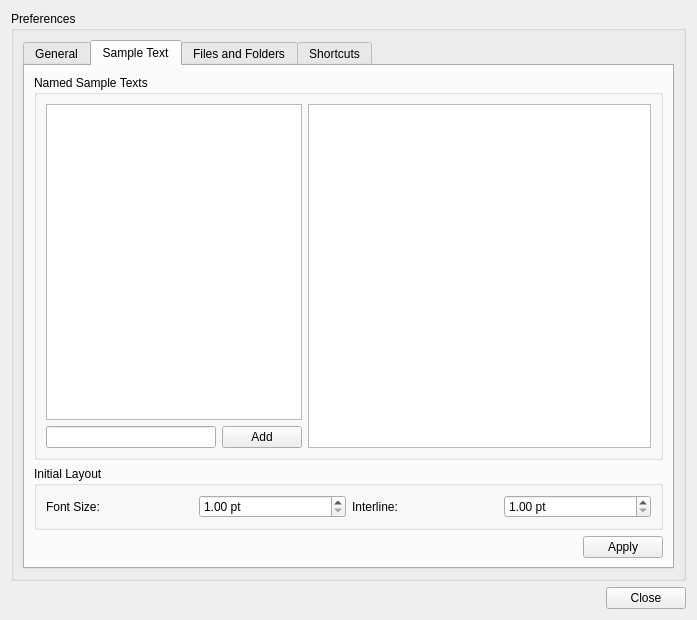
First picture: the form in src/prefs_panel.ui, repository fontmatrix/fontmatrix, before the edit.
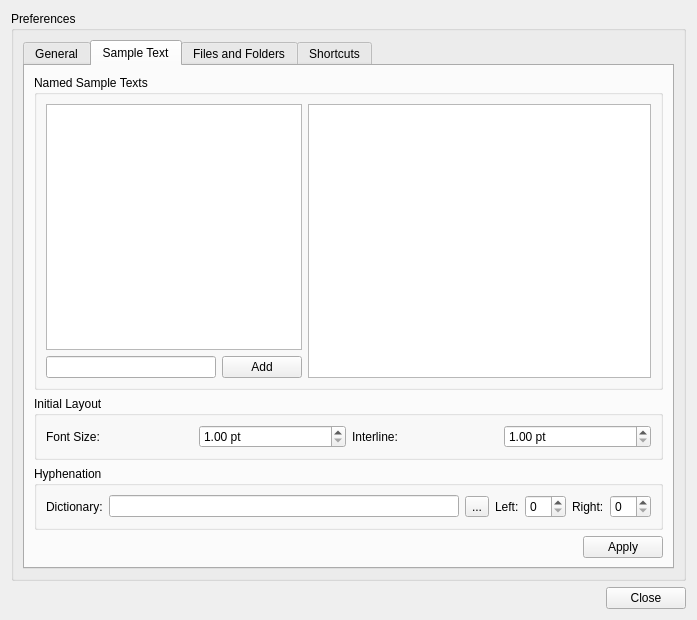
Second picture: the form after the edit. The open tabs and pages were chosen to show the change. Icons and pictures are not drawn.

The edit to the form file:
```diff
--- a/src/prefs_panel.ui
+++ b/src/prefs_panel.ui
@@ -26,15 +26,15 @@
       <item row="0" column="0" >
        <widget class="QTabWidget" name="mainTab" >
         <property name="currentIndex" >
-         <number>0</number>
+         <number>1</number>
         </property>
         <widget class="QWidget" name="tab" >
          <property name="geometry" >
           <rect>
            <x>0</x>
            <y>0</y>
-           <width>647</width>
-           <height>494</height>
+           <width>653</width>
+           <height>493</height>
           </rect>
          </property>
          <attribute name="title" >
@@ -262,15 +262,15 @@
           <rect>
            <x>0</x>
            <y>0</y>
-           <width>647</width>
-           <height>494</height>
+           <width>653</width>
+           <height>493</height>
           </rect>
          </property>
          <attribute name="title" >
           <string>Sample Text</string>
          </attribute>
-         <layout class="QGridLayout" name="gLt_3" >
-          <item row="0" column="0" colspan="2" >
+         <layout class="QVBoxLayout" name="verticalLayout_3" >
+          <item>
            <widget class="QGroupBox" name="groupBox_2" >
             <property name="toolTip" >
              <string/>
@@ -305,7 +305,7 @@
             </layout>
            </widget>
           </item>
-          <item row="1" column="0" colspan="2" >
+          <item>
            <widget class="QGroupBox" name="groupBox_3" >
             <property name="title" >
              <string>Initial Layout</string>
@@ -354,7 +354,64 @@
             </layout>
            </widget>
           </item>
-          <item row="2" column="0" >
+          <item>
+           <widget class="QGroupBox" name="groupBox_8" >
+            <property name="title" >
+             <string>Hyphenation</string>
+            </property>
+            <layout class="QGridLayout" name="gLt_3" >
+             <item row="0" column="3" >
+              <widget class="QLabel" name="label_5" >
+               <property name="text" >
+                <string>Left:</string>
+               </property>
+               <property name="buddy" >
+                <cstring>fontSizeSpin</cstring>
+               </property>
+              </widget>
+             </item>
+             <item row="0" column="5" >
+              <widget class="QLabel" name="label_6" >
+               <property name="text" >
+                <string>Right:</string>
+               </property>
+               <property name="buddy" >
+                <cstring>interLineSpin</cstring>
+               </property>
+              </widget>
+             </item>
+             <item row="0" column="1" >
+              <widget class="QLineEdit" name="dictEdit" />
+             </item>
+             <item row="0" column="0" >
+              <widget class="QLabel" name="label_7" >
+               <property name="text" >
+                <string>Dictionary:</string>
+               </property>
+              </widget>
+             </item>
+             <item row="0" column="2" >
+              <widget class="QToolButton" name="dictButton" >
+               <property name="toolTip" >
+                <string>Browse</string>
+               </property>
+               <property name="text" >
+                <string>...</string>
+               </property>
+              </widget>
+             </item>
+             <item row="0" column="4" >
+              <widget class="QSpinBox" name="leftBox" />
+             </item>
+             <item row="0" column="6" >
+              <widget class="QSpinBox" name="rightBox" />
+             </item>
+            </layout>
+           </widget>
+          </item>
+          <item>
+           <layout class="QHBoxLayout" name="horizontalLayout_2" >
+            <item>
            <spacer name="horizontalSpacer_2" >
             <property name="orientation" >
              <enum>Qt::Horizontal</enum>
@@ -367,7 +424,7 @@
             </property>
            </spacer>
           </item>
-          <item row="2" column="1" >
+            <item>
            <widget class="QPushButton" name="applySampleTextButton" >
             <property name="text" >
              <string>Apply</string>
@@ -375,14 +432,16 @@
            </widget>
           </item>
          </layout>
+          </item>
+         </layout>
         </widget>
         <widget class="QWidget" name="tab_3" >
          <property name="geometry" >
           <rect>
            <x>0</x>
            <y>0</y>
-           <width>647</width>
-           <height>494</height>
+           <width>653</width>
+           <height>493</height>
           </rect>
          </property>
          <attribute name="title" >
@@ -540,8 +599,8 @@
           <rect>
            <x>0</x>
            <y>0</y>
-           <width>647</width>
-           <height>494</height>
+           <width>653</width>
+           <height>493</height>
           </rect>
          </property>
          <attribute name="title" >
```
Lines whose indentation alone changed are shown as unchanged.
